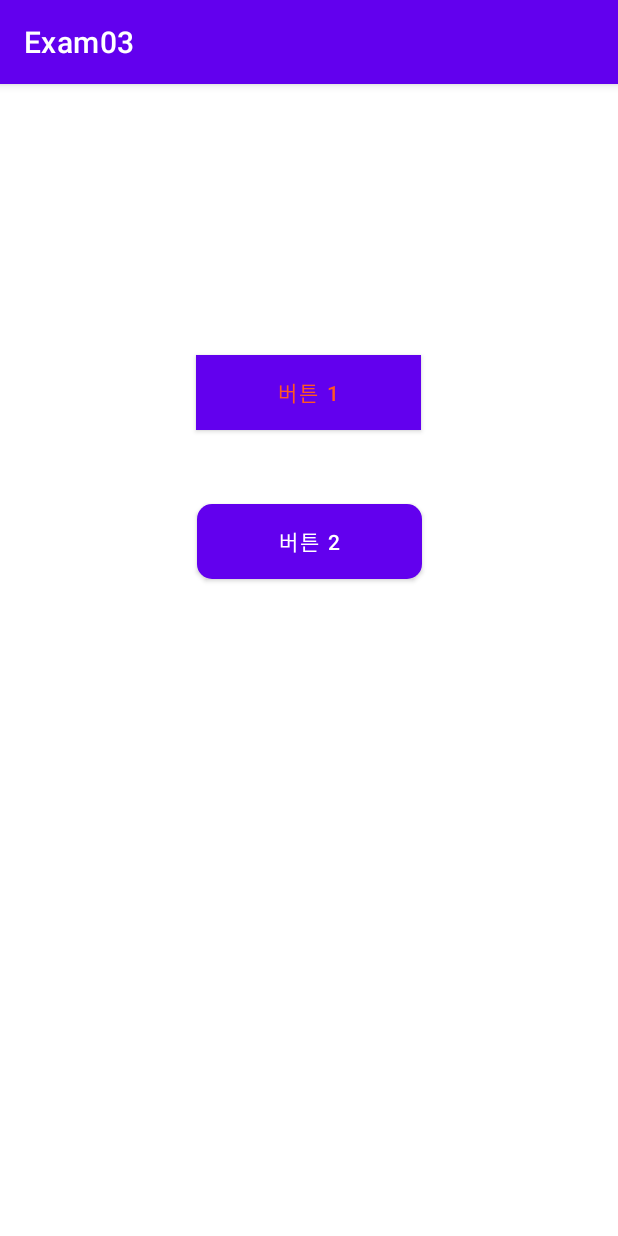
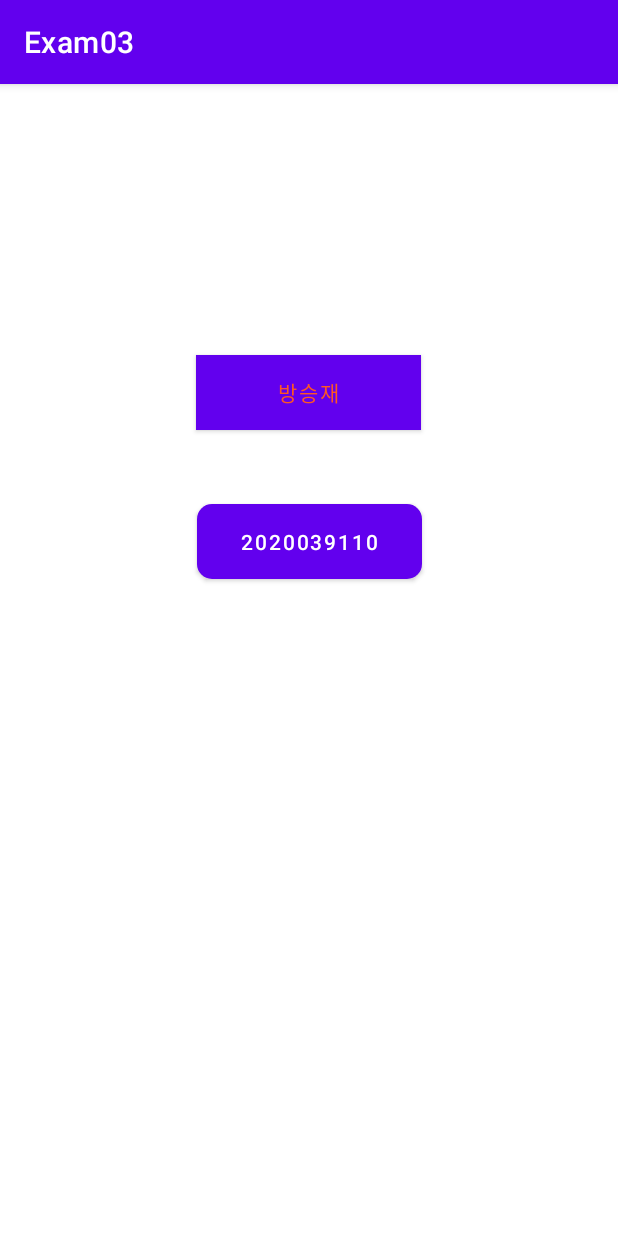
Before and after one commit to Bangseungjae/OpensourceAndriodProject, an Android app: the screen it shows after launch (MainActivity), on a phone screen of 412 x 824 dp. Run offline under Robolectric (Android 15) with nearby library versions, the phone set to English and light mode, and no system bars.

Commit message:
do_it-05

```diff
--- a/app/src/main/res/layout/activity_main.xml
+++ b/app/src/main/res/layout/activity_main.xml
@@ -11,7 +11,7 @@
         android:layout_width="wrap_content"
         android:layout_height="wrap_content"
         android:background="@drawable/button_drawable1"
-        android:text="버튼 1"
+        android:text="방승재"
         android:textColor="#FF5722"
         app:layout_constraintBottom_toBottomOf="parent"
         app:layout_constraintEnd_toEndOf="parent"
@@ -25,7 +25,7 @@
         android:layout_width="wrap_content"
         android:layout_height="wrap_content"
         android:background="@drawable/button_drawable2"
-        android:text="버튼 2"
+        android:text="2020039110"
         android:textColor="#FFFFFF"
         app:layout_constraintBottom_toBottomOf="parent"
         app:layout_constraintEnd_toEndOf="parent"
```
